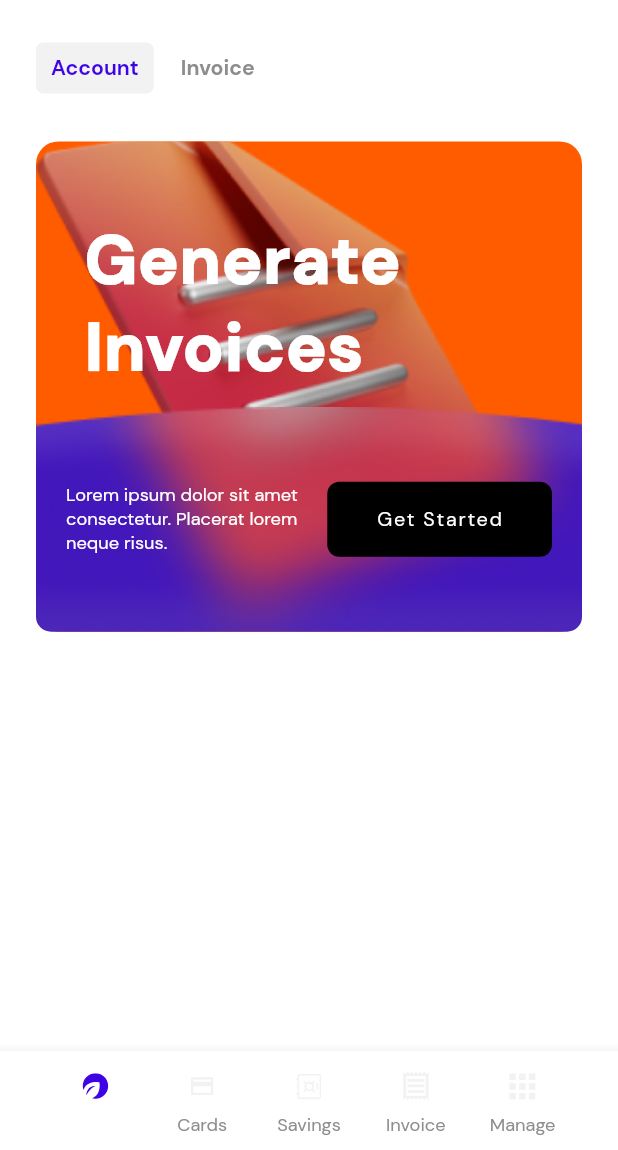
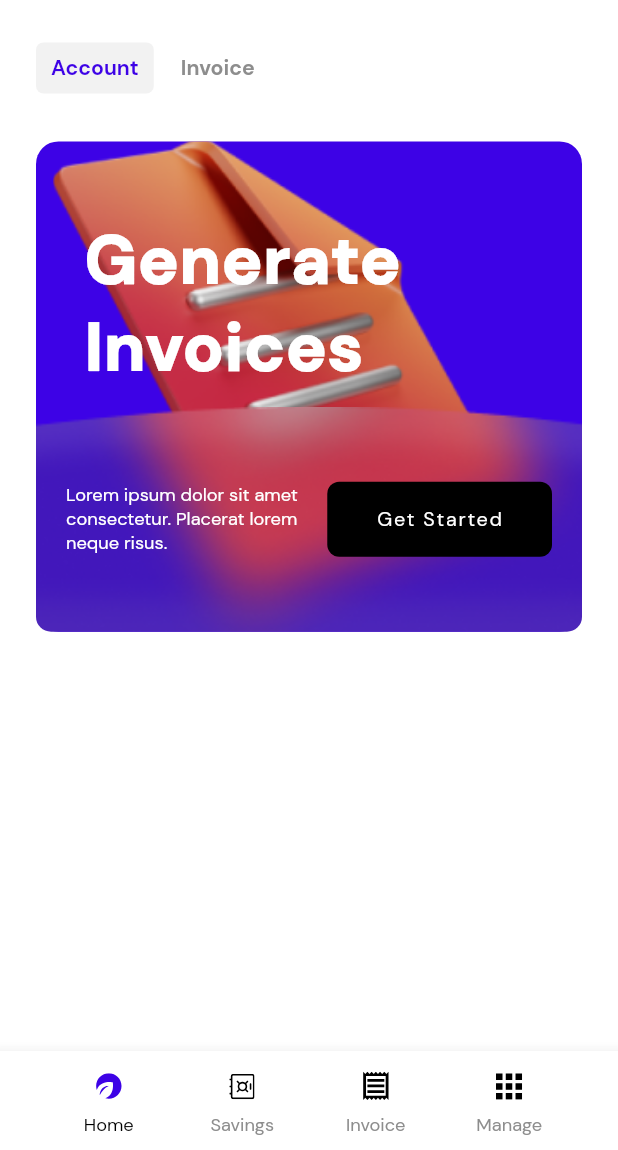
Before and after one commit to tech-cleverafrica/sprout-mobile, a Flutter app: the BottomNav screen opened directly, after a tap on "Invoice", on a phone screen of 412 x 824 dp, the part 86-1236 px from its top. Run offline on Flutter 3.47's test engine with Material 2 defaults, Android fonts, the phone set to English and light mode, and no system bars; drawn by our look-alikes of flutter_styled_toast; our stand-ins replace badges, community_material_icon, dropdown_button2, flutter_easyloading, flutter_masked_text2, flutter_pw_validator and 8 more; missing offline and left inert: neon_circular_timer; accounts and stored records are empty.

Commit message:
responsiveness

```diff
--- a/lib/src/components/authentication/view/sign_up_personal.dart
+++ b/lib/src/components/authentication/view/sign_up_personal.dart
@@ -135,7 +135,7 @@ class SignupPersonalScreen extends StatelessWidget {
                   ))
                 ],
               ),
-              addVerticalSpace(100.h),
+              addVerticalSpace(70.h),
               Center(
                   child: Image.asset(
                 isDarkMode ? AppImages.sprout_dark : AppImages.sprout_light,
--- a/lib/src/components/home/view/bottom_nav.dart
+++ b/lib/src/components/home/view/bottom_nav.dart
@@ -49,14 +49,15 @@ class _BottomNavState extends State<BottomNav> {
               mainAxisAlignment: MainAxisAlignment.spaceEvenly,
               crossAxisAlignment: CrossAxisAlignment.center,
               children: <Widget>[
-                buildMaterialButton("Home", AppSvg.home, AppSvg.home_filled, 0),
-                buildMaterialButton("Cards", AppSvg.cards, AppSvg.cards, 1),
                 buildMaterialButton(
-                    "Savings", AppSvg.savings, AppSvg.savings, 2),
+                    "Home", AppSvg.home, AppSvg.home_filled, 0, isDarkMode),
+                // buildMaterialButton("Cards", AppSvg.cards, AppSvg.cards, 1),
                 buildMaterialButton(
-                    "Invoice", AppSvg.invoice, AppSvg.invoice, 3),
+                    "Savings", AppSvg.savings, AppSvg.savings, 2, isDarkMode),
                 buildMaterialButton(
-                    "Manage", AppSvg.profile, AppSvg.profile, 4),
+                    "Invoice", AppSvg.invoice, AppSvg.invoice, 3, isDarkMode),
+                buildMaterialButton(
+                    "Manage", AppSvg.profile, AppSvg.profile, 4, isDarkMode),
               ],
             ),
           ),
@@ -65,8 +66,8 @@ class _BottomNavState extends State<BottomNav> {
     );
   }
 
-  buildMaterialButton(
-      String title, String image, String imageFilled, int position) {
+  buildMaterialButton(String title, String image, String imageFilled,
+      int position, bool isDark) {
     return StreamBuilder<int>(builder: (context, snapshot) {
       return Expanded(
         child: Container(
@@ -79,22 +80,42 @@ class _BottomNavState extends State<BottomNav> {
               crossAxisAlignment: CrossAxisAlignment.center,
               children: <Widget>[
                 SizedBox(height: 5.0),
-                SvgPicture.asset(
+                isDark
+                    ? SvgPicture.asset(
                         currentTabIndex == position ? imageFilled : image,
                         width: 18.0,
                         height: 20.0,
                         color: currentTabIndex == position
                             ? AppColors.primaryColor
-                      : AppColors.grey,
+                            : AppColors.greyBg,
+                      )
+                    : SvgPicture.asset(
+                        currentTabIndex == position ? imageFilled : image,
+                        width: 18.0,
+                        height: 20.0,
+                        color: currentTabIndex == position
+                            ? AppColors.primaryColor
+                            : AppColors.black,
                       ),
                 SizedBox(height: 8.0),
-                Text(
+                isDark
+                    ? Text(
                         title,
                         style: TextStyle(
                           fontSize: 12.0.sp,
                           fontFamily: "DMSans",
                           color: currentTabIndex == position
                               ? AppColors.white
+                              : AppColors.greyText,
+                        ),
+                      )
+                    : Text(
+                        title,
+                        style: TextStyle(
+                          fontSize: 12.0.sp,
+                          fontFamily: "DMSans",
+                          color: currentTabIndex == position
+                              ? AppColors.black
                               : AppColors.greyText,
                         ),
                       ),
--- a/lib/src/components/home/view/homepage.dart
+++ b/lib/src/components/home/view/homepage.dart
@@ -51,10 +51,10 @@ class _HomePageState extends State<HomePage> {
         width: double.infinity,
         //height: 284.h,
         decoration: BoxDecoration(
-            color: AppColors.deepOrange,
+            color: AppColors.primaryColor,
             borderRadius: BorderRadius.circular(15),
             image: DecorationImage(
-                image: AssetImage(AppImages.invoice), fit: BoxFit.cover)),
+                image: AssetImage(AppImages.invoice), fit: BoxFit.contain)),
         child: Column(
           children: [
             addVerticalSpace(50.h),
@@ -143,9 +143,11 @@ class _HomePageState extends State<HomePage> {
         getDisplaySwitch(isDarkMode),
         addVerticalSpace(10.h),
         SizedBox(
-          height: 160.h,
+          height: 200.h,
+          child: Container(
             child: ListView(
               padding: EdgeInsets.symmetric(horizontal: 24),
+              shrinkWrap: true,
               scrollDirection: Axis.horizontal,
               children: [
                 BalanceCard(
@@ -201,13 +203,14 @@ class _HomePageState extends State<HomePage> {
               ],
             ),
           ),
+        ),
         addVerticalSpace(15.h),
         getItems(isDarkMode),
         SizedBox(
           height: 20.h,
         ),
         SizedBox(
-          height: 132.h,
+          height: 160.h,
           child: ListView(
             scrollDirection: Axis.horizontal,
             padding: EdgeInsets.symmetric(horizontal: 24),
--- a/lib/src/components/invoice/view/invoice.dart
+++ b/lib/src/components/invoice/view/invoice.dart
@@ -15,7 +15,7 @@ import '../../../utils/helper_widgets.dart';
 class InvoiceScreen extends StatelessWidget {
   InvoiceScreen({super.key});
 
-  bool isEmpty = true;
+  bool isEmpty = false;
 
   @override
   Widget build(BuildContext context) {
@@ -89,7 +89,7 @@ class InvoiceScreen extends StatelessWidget {
           ),
         ),
         bottomNavigationBar: Padding(
-          padding: const EdgeInsets.only(bottom: 40, left: 100, right: 100),
+          padding: const EdgeInsets.only(bottom: 0, left: 50, right: 50),
           child: CustomButton(
             title: "Create Invoice",
             prefixIcon: Icon(
--- a/lib/src/components/save/view/savings.dart
+++ b/lib/src/components/save/view/savings.dart
@@ -51,7 +51,7 @@ class SavingsScreen extends StatelessWidget {
                         )),
                     addVerticalSpace(10.h),
                     Container(
-                        height: 150,
+                        height: 150.h,
                         decoration: BoxDecoration(
                             borderRadius: BorderRadius.only(
                                 bottomLeft: Radius.circular(10),
@@ -66,7 +66,7 @@ class SavingsScreen extends StatelessWidget {
                             mainAxisAlignment: MainAxisAlignment.spaceBetween,
                             children: [
                               Container(
-                                width: 110.w,
+                                width: 90.w,
                                 child: Text(
                                   "Lorem ipsum dolor sit amet consectetur. Placerat lorem neque risus.",
                                   style: TextStyle(
--- a/lib/src/components/send-money/view/send-to-sprout/send_to_sprout.dart
+++ b/lib/src/components/send-money/view/send-to-sprout/send_to_sprout.dart
@@ -3,6 +3,7 @@ import 'package:flutter/material.dart';
 import 'package:flutter_screenutil/flutter_screenutil.dart';
 import 'package:get/get.dart';
 import 'package:sprout_mobile/src/components/send-money/view/transaction_details.dart';
+import 'package:sprout_mobile/src/public/widgets/custom_dropdown_button_field.dart';
 import 'package:sprout_mobile/src/public/widgets/custom_text_form_field.dart';
 import 'package:sprout_mobile/src/utils/app_colors.dart';
 
@@ -26,7 +27,8 @@ class SendToSprout extends StatelessWidget {
             children: [
               getHeader(isDarkMode),
               addVerticalSpace(15.h),
-              CustomTextFormField(
+              CustomDropdownButtonFormField(
+                items: [],
                 label: "Select Sprout Beneficiary",
                 // hintText: "Your Email",
                 fillColor: isDarkMode
--- a/lib/src/public/screens/successful_transaction.dart
+++ b/lib/src/public/screens/successful_transaction.dart
@@ -28,6 +28,7 @@ class SuccessfultransactionScreen extends StatelessWidget {
               fit: BoxFit.cover)),
       child: Padding(
         padding: const EdgeInsets.symmetric(horizontal: 24, vertical: 24),
+        child: SingleChildScrollView(
           child: Column(
             crossAxisAlignment: CrossAxisAlignment.center,
             children: [
@@ -211,6 +212,7 @@ class SuccessfultransactionScreen extends StatelessWidget {
             ],
           ),
         ),
+      ),
     );
   }
 
```
Also changed, not shown: lib/src/components/authentication/view/otp_screen.dart (+10 -5 lines), lib/src/components/authentication/view/sign_up_personal2.dart (+11 -10 lines), lib/src/components/profile/view/change_password.dart (added, +58 -0 lines), lib/src/components/profile/view/change_pin.dart (added, +55 -0 lines), lib/src/components/profile/view/security_settings.dart (+15 -2 lines), lib/src/components/profile/view/support.dart (+60 -3 lines), lib/src/components/save/view/savings_dashboard.dart (+23 -18 lines), lib/src/public/widgets/custom_text_form_password_field.dart (+7 -4 lines), 2 other files. Lines whose indentation alone changed are shown as unchanged.
